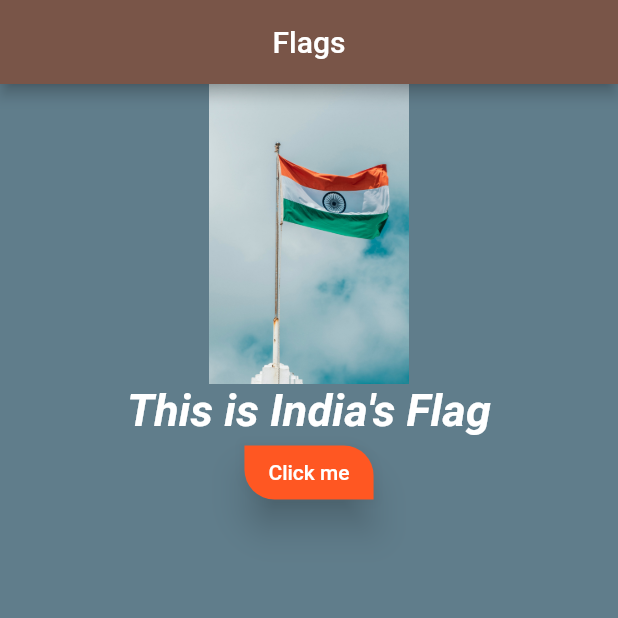
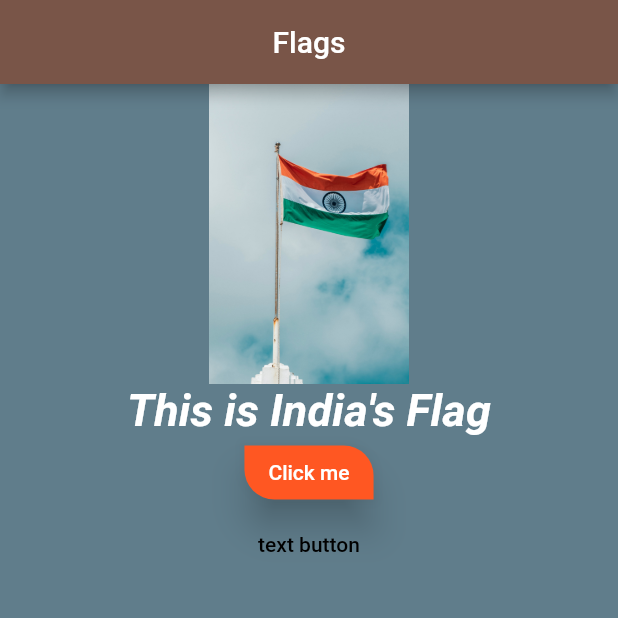
Before and after one commit to RajEdulade/demo_project, a Flutter app: the screen it shows after launch, on a phone screen of 412 x 824 dp, the top half of it. Run offline on Flutter 3.47's test engine with Material 2 defaults, Android fonts, the phone set to English and light mode, and no system bars.

Commit message:
Text Button Added

```diff
--- a/lib/main.dart
+++ b/lib/main.dart
@@ -61,6 +61,8 @@ class MyApp extends StatelessWidget {
                     "Click me",
                     style: TextStyle(),
                   )),
+              TextButton(onPressed: (){}, child: Text("text button", style:
+              TextStyle(color: Colors.black),))
             ],
           ),
         )),
```
